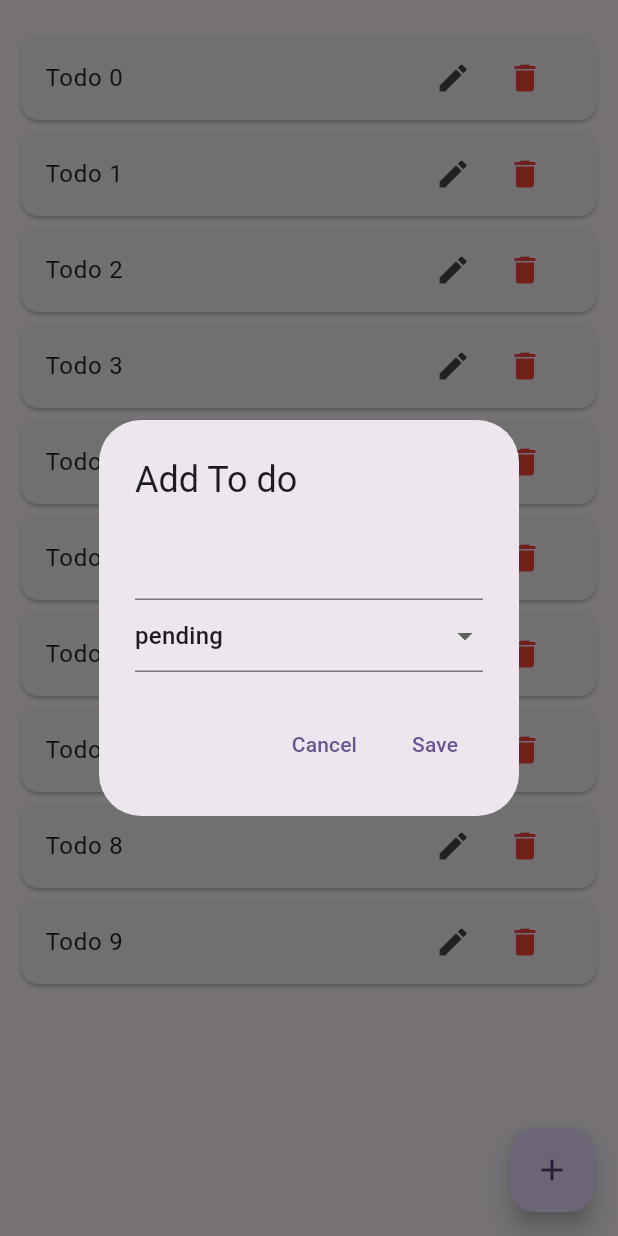
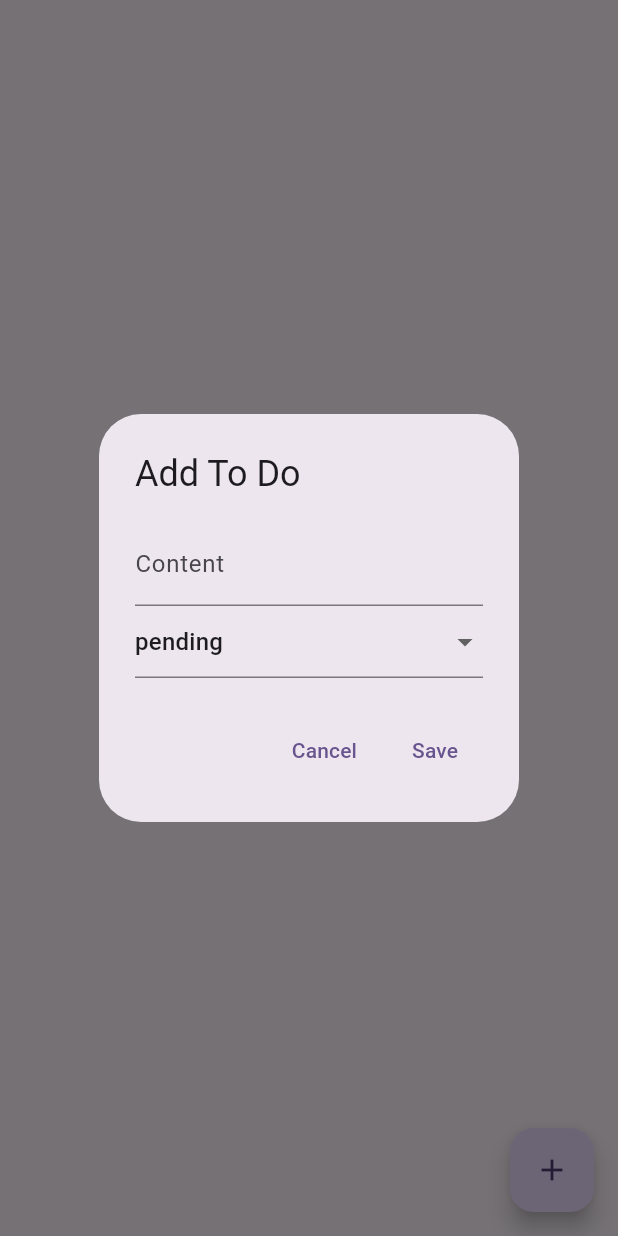
Before and after one commit to hardytee1/pbkk_isar, a Flutter app: the screen it shows after launch, after a tap on the "add" icon, on a phone screen of 412 x 824 dp. Run offline on Flutter 3.47's test engine with Material 3 defaults, Android fonts, the phone set to English and light mode, and no system bars; our stand-ins replace isar; accounts and stored records are empty; generated files the repository leaves out were written again.

Commit message:
feat: Enhance HomePage with Todo list functionality and database integration

```diff
--- a/lib/models/todo.dart
+++ b/lib/models/todo.dart
@@ -15,4 +15,15 @@ class Todo {
 
   DateTime createdAt = DateTime.now();
   DateTime updatedAt = DateTime.now();
+
+  Todo copyWith({
+    String? content,
+    Status? status,
+  }) {
+    return Todo()..id = id
+        ..createdAt = createdAt
+        ..updatedAt = DateTime.now()
+        ..content = content ?? this.content
+        ..status = status ?? this.status;
+  }
 }
--- a/lib/pages/home_page.dart
+++ b/lib/pages/home_page.dart
@@ -1,6 +1,9 @@
+import 'dart:async';
+
 import 'package:flutter/material.dart';
 import 'package:pbkk_isar/models/enums.dart';
 import 'package:pbkk_isar/models/todo.dart';
+import 'package:pbkk_isar/services/database_service.dart';
 
 class HomePage extends StatefulWidget {
   const HomePage({super.key});
@@ -10,6 +13,33 @@ class HomePage extends StatefulWidget {
 }
 
 class _HomePageState extends State<HomePage> {
+  List<Todo> todos = [];
+
+  StreamSubscription? todoStream;
+  @override
+  void initState(){
+    super.initState();
+    DatabaseService.db.todos
+      .buildQuery<Todo>()
+      .watch(
+      fireImmediately: true,
+    )
+    .listen((data)
+    {
+      setState(() {
+        todos = data;
+      });
+    },
+    );
+  }
+
+  @override
+  void dispose() {
+    // TODO: implement deactivate
+    todoStream?.cancel();
+    super.dispose();
+  }
+
   @override
   Widget build(BuildContext context) {
     return Scaffold(
@@ -31,19 +61,31 @@ class _HomePageState extends State<HomePage> {
       horizontal: 10,
     ),
     child: ListView.builder(
-        itemCount: 10,
+        itemCount: todos.length,
         itemBuilder: (context, index) {
+          final todo = todos[index];
       return Card(
         child: ListTile(
-        title:Text("Todo $index",),
+        title:Text(
+          todo.content ?? "",
+        ),
+        subtitle: Text("Marked ${todo.status.name} at ${todo.updatedAt}"),
         trailing:  Row(
           mainAxisSize: MainAxisSize.min,
           mainAxisAlignment: MainAxisAlignment.end,
           crossAxisAlignment: CrossAxisAlignment.center,
           children: [
-            IconButton(onPressed: () {}, icon: const Icon(Icons.edit,),
+            IconButton(onPressed: () {
+              _addOrEditTodo(todo: todo,
+              );
+            }, icon: const Icon(Icons.edit,),
             ),
-            IconButton(onPressed: () {}, icon: const Icon(
+            IconButton(onPressed: () async {
+              await DatabaseService.db.writeTxn(() async {
+                await DatabaseService.db.todos.delete(todo.id,
+                );
+              });
+            }, icon: const Icon(
               Icons.delete,
               color: Colors.red,
             ),
@@ -56,17 +98,25 @@ class _HomePageState extends State<HomePage> {
     );
   }
 
-  void _addOrEditTodo(){
-    Status status = Status.pending;
+  void _addOrEditTodo({
+    Todo? todo,
+}) {
+    TextEditingController contentController = TextEditingController(text :todo?.content?? "");
+
+    Status status = todo?.status ?? Status.pending;
 
     showDialog(context: context, builder: (context)
     {
       return AlertDialog(
-        title: Text("Add To do"),
+        title: Text(todo != null ? "Edit To Do":"Add To Do"),
         content: Column(
           mainAxisSize: MainAxisSize.min,
           children: [
-            TextField(),
+            TextField(controller: contentController,
+            decoration: const InputDecoration(
+              labelText: 'Content',
+            ),
+            ),
             DropdownButtonFormField<Status>(
               value: status,
                 items: Status.values.map(
@@ -87,8 +137,22 @@ class _HomePageState extends State<HomePage> {
           Navigator.pop(context);
         }, child: const Text('Cancel'),
         ),
-        TextButton(onPressed: () {
-          Navigator.pop(context);
+        TextButton(onPressed: () async {
+          if (contentController.text.isNotEmpty){
+            Todo newTodo = Todo();
+            newTodo = newTodo.copyWith(
+                content: contentController.text,
+                status: status,
+            );
+            await DatabaseService.db.writeTxn(
+                () async {
+                  await DatabaseService.db.todos.put(
+                    newTodo,
+                  );
+                },
+            );
+            Navigator.pop(context);
+          }
         }, child: const Text('Save'),
         )
         ],
```
